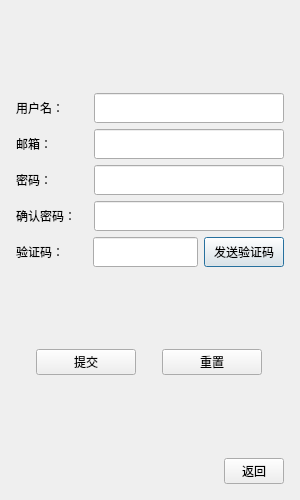
The window that registerdialog.ui (ALSKDJFHGG/nckychat) describes before a commit, drawn with Qt 5.
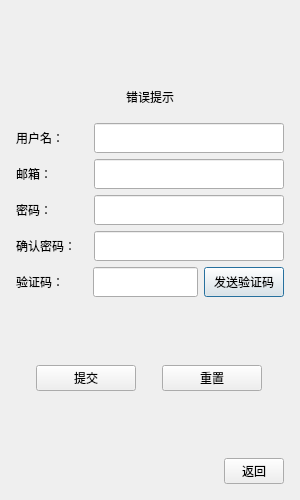
The same window after the commit.

Patch:
```diff
--- a/registerdialog.ui
+++ b/registerdialog.ui
@@ -53,6 +53,34 @@
        </property>
       </spacer>
      </item>
+     <item>
+      <widget class="QWidget" name="widget" native="true">
+       <property name="minimumSize">
+        <size>
+         <width>0</width>
+         <height>40</height>
+        </size>
+       </property>
+       <property name="maximumSize">
+        <size>
+         <width>16777215</width>
+         <height>40</height>
+        </size>
+       </property>
+       <layout class="QHBoxLayout" name="horizontalLayout_8">
+        <item>
+         <widget class="QLabel" name="error_tip">
+          <property name="text">
+           <string>错误提示</string>
+          </property>
+          <property name="alignment">
+           <set>Qt::AlignmentFlag::AlignCenter</set>
+          </property>
+         </widget>
+        </item>
+       </layout>
+      </widget>
+     </item>
      <item>
       <layout class="QHBoxLayout" name="horizontalLayout">
        <item>
```
